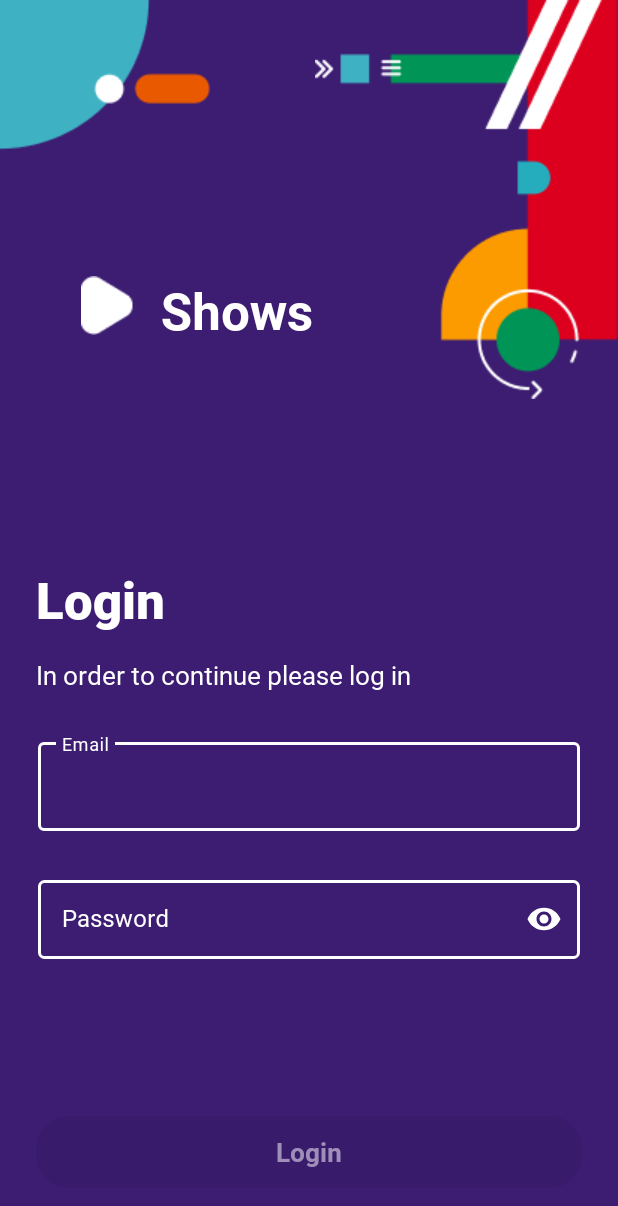
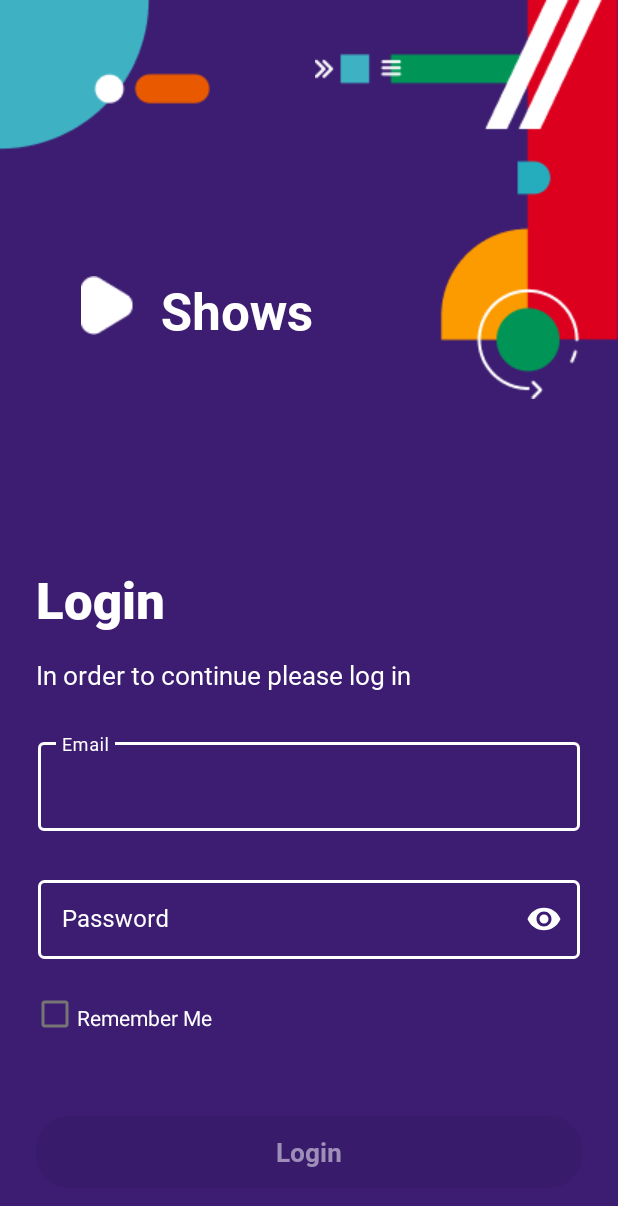
Before and after one commit to DorianBadel/infinum-academy-shows-app-DorianBadel, an Android app: the screen it shows after launch (MainActivity), on a phone screen of 412 x 824 dp. Shown: the top 1206 px of the screen. Run offline under Robolectric (Android 15) with nearby library versions, the phone set to English and light mode, and no system bars.

Commit message:
adding the remember login functionality

```diff
--- a/app/src/main/java/com/example/shows_your_name/LoginFraagment.kt
+++ b/app/src/main/java/com/example/shows_your_name/LoginFraagment.kt
@@ -1,10 +1,13 @@
 package com.example.shows_your_name
 
+import android.content.Context
+import android.content.SharedPreferences
 import android.os.Bundle
 import androidx.fragment.app.Fragment
 import android.view.LayoutInflater
 import android.view.View
 import android.view.ViewGroup
+import androidx.core.content.edit
 import androidx.core.os.bundleOf
 import androidx.core.widget.doAfterTextChanged
 import androidx.fragment.app.commit
@@ -14,6 +17,19 @@ import com.example.shows_your_name.databinding.FragmentLoginFraagmentBinding
 class LoginFraagment : Fragment() {
     private var _binding: FragmentLoginFraagmentBinding? = null
     private val binding get() = _binding!!
+
+    private lateinit var sharedPreferences: SharedPreferences
+    private lateinit var sharedPreferencesValue: SharedPreferences
+
+    private val IS_REMEMBERED = "IS_REMEMBERED"
+    private val REMEMBERED_USER = "REMEMBERED_USER"
+
+    override fun onCreate(savedInstanceState: Bundle?){
+        super.onCreate(savedInstanceState)
+
+        sharedPreferences = requireContext().getSharedPreferences("User", Context.MODE_PRIVATE)
+        sharedPreferencesValue = requireContext().getSharedPreferences("Username", Context.MODE_PRIVATE)
+    }
 
     override fun onCreateView(
         inflater: LayoutInflater, container: ViewGroup?,
@@ -25,6 +41,16 @@ class LoginFraagment : Fragment() {
 
     override fun onViewCreated(view: View, savedInstanceState: Bundle?) {
         super.onViewCreated(view, savedInstanceState)
+
+        val isRemembered = sharedPreferences.getBoolean(IS_REMEMBERED, false)
+        binding.cbRememberMe.isChecked = isRemembered
+
+        val username = sharedPreferencesValue.getString(REMEMBERED_USER, "")
+
+        if(isRemembered){
+            val bundle = bundleOf("Username" to username)
+            findNavController().navigate(R.id.to_showsFragment,bundle)
+        }
 
         binding.loginbtn.isEnabled = false
         var emailCorrect = false;
@@ -42,13 +68,26 @@ class LoginFraagment : Fragment() {
             binding.loginbtn.isEnabled = emailCorrect && passCorrect
         }
 
-        val bundle = bundleOf("Username" to binding.emailTexttxt.text.toString().substringBefore("@"))
 
         binding.loginbtn.setOnClickListener{
+
+            val bundle = bundleOf("Username" to binding.emailTexttxt.text.toString().substringBefore("@"))
+
             findNavController().navigate(R.id.to_showsFragment,bundle)
             //val intent = ShowsActivity.buildIntent(this)
             //intent.putExtra("Username",binding.emailTexttxt.text.toString().substringBefore("@"))
             //startActivity(intent)
+
+        }
+
+        binding.cbRememberMe.setOnCheckedChangeListener{
+            _, isChecked ->
+            sharedPreferences.edit {
+                putBoolean(IS_REMEMBERED, isChecked)
+            }
+            sharedPreferencesValue.edit{
+                putString(REMEMBERED_USER, binding.emailTexttxt.text.toString().substringBefore("@"))
+            }
         }
     }
 
--- a/app/src/main/res/layout/fragment_login_fraagment.xml
+++ b/app/src/main/res/layout/fragment_login_fraagment.xml
@@ -11,6 +11,8 @@
         android:layout_width="match_parent"
         android:layout_height="match_parent"
         >
+
+
 
         <ImageView
             android:layout_width="wrap_content"
@@ -143,6 +145,24 @@
                 app:layout_constraintTop_toBottomOf="@+id/emailText" />
         </com.google.android.material.textfield.TextInputLayout>
 
+        <CheckBox
+            android:id="@+id/cbRememberMe"
+            android:layout_width="30dp"
+            android:layout_height="30dp"
+            android:layout_margin="21dp"
+            app:layout_constraintStart_toStartOf="parent"
+            app:layout_constraintTop_toBottomOf="@+id/passwordText"
+            />
+
+        <TextView
+            android:layout_width="wrap_content"
+            android:layout_height="wrap_content"
+            android:layout_marginTop="8dp"
+            android:text="Remember Me"
+            android:textColor="#FFFFFF"
+            app:layout_constraintStart_toEndOf="@+id/cbRememberMe"
+            app:layout_constraintTop_toTopOf="@id/cbRememberMe" />
+
         <Button
             style="@style/Widget.Material3.Button"
             android:id="@+id/loginbtn"
@@ -165,6 +185,8 @@
             app:layout_constraintEnd_toEndOf="parent"
             app:layout_constraintStart_toStartOf="parent" />
 
+
+
     </androidx.constraintlayout.widget.ConstraintLayout>
 
 </FrameLayout>
```
Also changed, not shown: app/src/main/java/com/example/shows_your_name/ShowsFragment.kt (+28 -0 lines).
